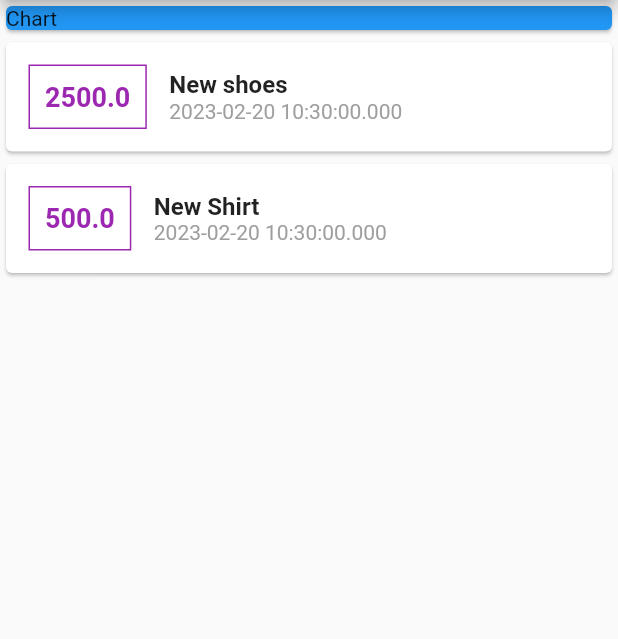
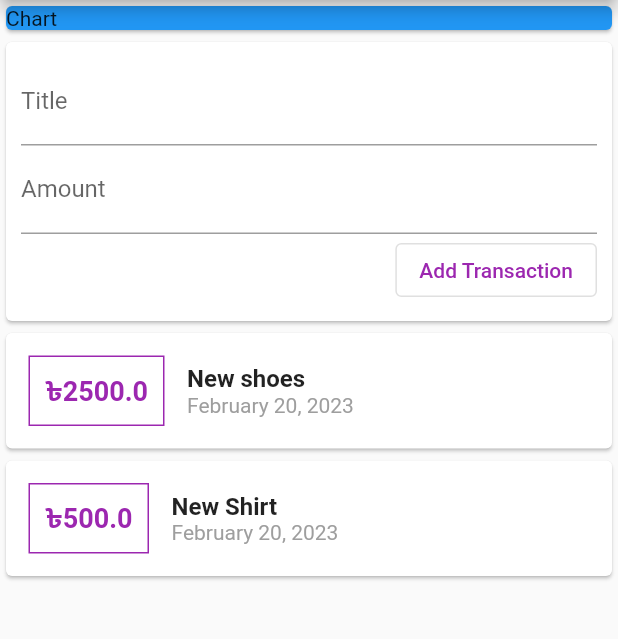
Before and after one commit to akibur-rahman/Daily-Expenses-Tracker-App, a Flutter app: the screen it shows after launch, on a phone screen of 412 x 824 dp, the part 84-723 px from its top. Run offline on Flutter 3.47's test engine with Material 2 defaults, Android fonts, the phone set to English and light mode, and no system bars.

Commit message:
added controllers for text fields

```diff
--- a/app/lib/main.dart
+++ b/app/lib/main.dart
@@ -1,4 +1,5 @@
 import 'package:flutter/material.dart';
+import 'package:intl/intl.dart';
 
 import './transaction.dart';
 
@@ -12,6 +13,7 @@ class MyApp extends StatelessWidget {
   @override
   Widget build(BuildContext context) {
     return MaterialApp(
+      debugShowCheckedModeBanner: false,
       title: 'Daily Expenses App',
       theme: ThemeData(
         primarySwatch: Colors.blue,
@@ -38,6 +40,9 @@ class MyHomePage extends StatelessWidget {
     ),
   ];
 
+  final titleController = TextEditingController();
+  final amountController = TextEditingController();
+
   @override
   Widget build(BuildContext context) {
     return Scaffold(
@@ -51,6 +56,32 @@ class MyHomePage extends StatelessWidget {
             child: Card(
               color: Colors.blue,
               child: Text("Chart"),
+            ),
+          ),
+          Card(
+            child: Container(
+              margin: EdgeInsets.all(10),
+              child: Column(
+                crossAxisAlignment: CrossAxisAlignment.end,
+                children: [
+                  TextField(
+                    controller: titleController,
+                    decoration: InputDecoration(labelText: 'Title'),
+                  ),
+                  TextField(
+                    controller: amountController,
+                    decoration: InputDecoration(labelText: 'Amount'),
+                    keyboardType: TextInputType.number,
+                  ),
+                  OutlinedButton(
+                    onPressed: null,
+                    child: Text(
+                      'Add Transaction',
+                      style: TextStyle(color: Colors.purple),
+                    ),
+                  )
+                ],
+              ),
             ),
           ),
           Column(
@@ -68,7 +99,7 @@ class MyHomePage extends StatelessWidget {
                       ),
                       padding: EdgeInsets.all(10),
                       child: Text(
-                        tx.amount.toString(),
+                        '৳${tx.amount}',
                         style: TextStyle(
                           fontSize: 18,
                           fontWeight: FontWeight.w700,
@@ -87,7 +118,8 @@ class MyHomePage extends StatelessWidget {
                           ),
                         ),
                         Text(
-                          tx.date.toString(),
+                          DateFormat.yMMMMd("en_US")
+                              .format(tx.date as DateTime),
                           style: TextStyle(
                             color: Colors.grey,
                           ),
--- a/app/pubspec.yaml
+++ b/app/pubspec.yaml
@@ -35,6 +35,7 @@ dependencies:
   # The following adds the Cupertino Icons font to your application.
   # Use with the CupertinoIcons class for iOS style icons.
   cupertino_icons: ^1.0.2
+  intl: ^0.18.0
 
 dev_dependencies:
   flutter_test:
```
Also changed, not shown: app/pubspec.lock.
